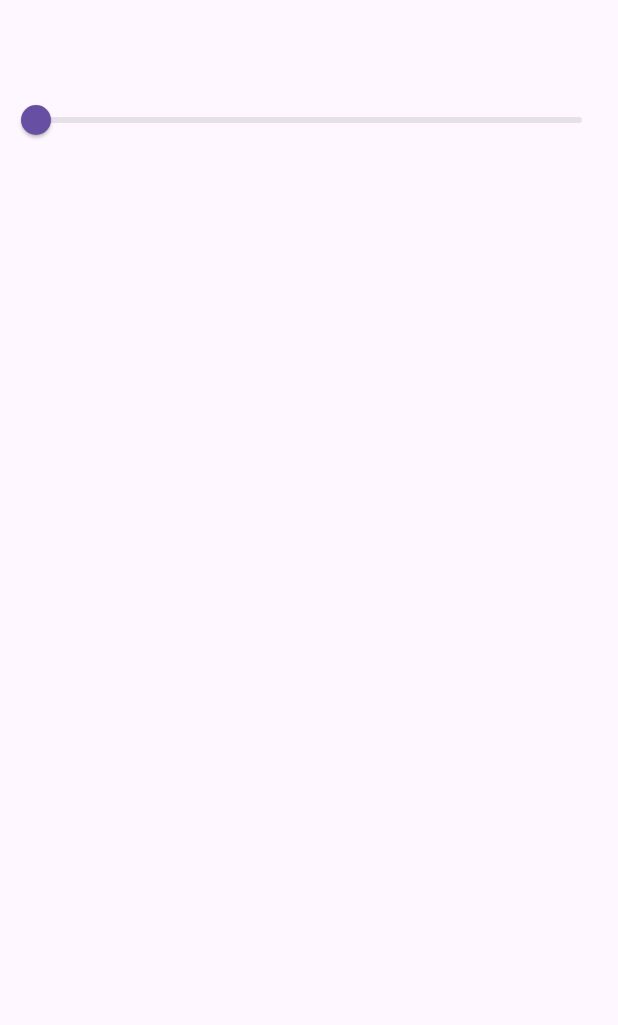
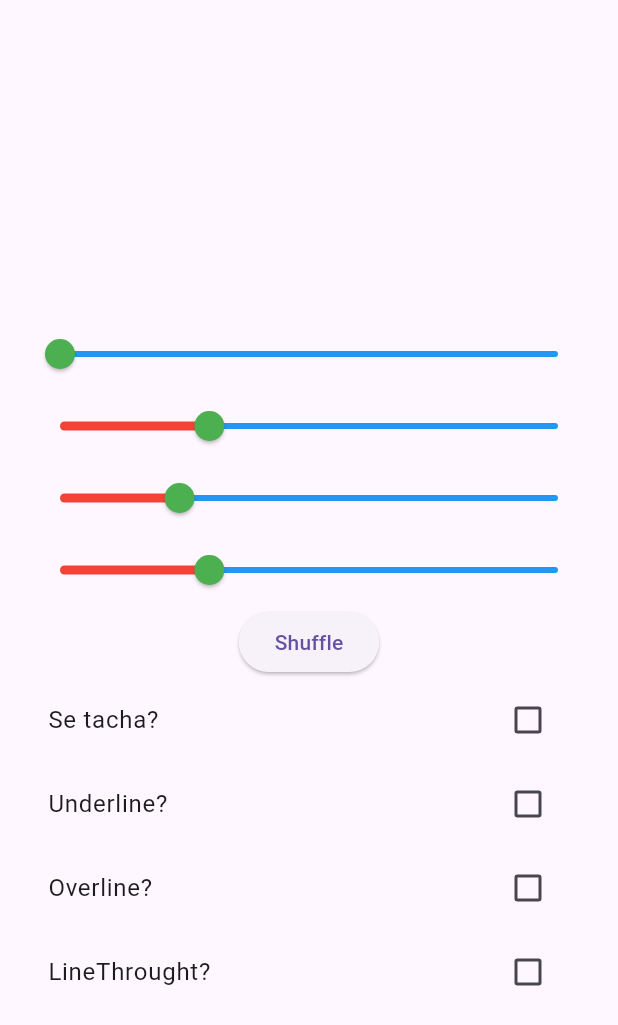
Before and after one commit to dennisqc/FlutterExercises, a Flutter app: the screen it shows after launch, on a phone screen of 412 x 824 dp. Shown: the top 1025 px of the screen. Run offline on Flutter 3.47's test engine with Material 3 defaults, Android fonts, the phone set to English and light mode, and no system bars; missing offline and left inert: dart:ffi.

```diff
--- a/lib/pages/home_page.dart
+++ b/lib/pages/home_page.dart
@@ -1,3 +1,4 @@
+import 'dart:ffi';
 import 'dart:math';
 
 import 'package:flutter/material.dart';
@@ -9,28 +10,122 @@ class HomePage extends StatefulWidget {
 
 class _HomePageState extends State<HomePage> {
   double sliderValue = 0;
-
+  String textLorem =
+      "Lorem ipsum dolor sit amet, consectetur adipiscing elit. Donec sagittis finibus interdum. Donec finibus dapibus est. Aenean sit amet metus massa. Donec eget orci id ligula dignissim scelerisque. Suspendisse vitae efficitur nisl. Mauris tincidunt rutrum enim. Integer elementum nunc pharetra quam pulvinar fringilla. Vestibulum ac ex vestibulum, faucibus purus eu.";
+  double opacityValue = 0;
+  double redColor = 150;
+  double greenColor = 150;
+  double blueColor = 120;
+  bool isUnderline = false;
   @override
   Widget build(BuildContext context) {
     return SafeArea(
       child: Scaffold(
         appBar: AppBar(),
         body: Center(
+          child: Padding(
+            padding: const EdgeInsets.all(16.0),
             child: Column(
               children: [
+                Text(
+                  textLorem,
+                  style: TextStyle(
+                      decoration: isUnderline == true
+                          ? TextDecoration.underline
+                          : TextDecoration.none,
+                      //  decoration: TextDecoration.lineThrough,
+                      color: Color.fromRGBO(redColor.toInt(),
+                          greenColor.toInt(), blueColor.toInt(), opacityValue)),
+                ),
                 Slider(
-                  value: sliderValue,
+                    value: opacityValue,
                     min: 0,
-                  max: 100,
-                  onChanged: (mandarina) {
-                    sliderValue = mandarina;
-                    print(mandarina);
+                    max: 1,
+                    activeColor: Colors.red,
+                    inactiveColor: Colors.blue,
+                    thumbColor: Colors.green,
+                    onChanged: (opacidad) {
+                      opacityValue = opacidad;
+                      print(opacidad);
+                      setState(() {});
+                    }),
+                Slider(
+                    value: redColor,
+                    min: 0,
+                    max: 500,
+                    activeColor: Colors.red,
+                    inactiveColor: Colors.blue,
+                    thumbColor: Colors.green,
+                    onChanged: (red) {
+                      redColor = red;
+                      print(red);
+                      setState(() {});
+                    }),
+                Slider(
+                    value: blueColor,
+                    min: 0,
+                    max: 500,
+                    activeColor: Colors.red,
+                    inactiveColor: Colors.blue,
+                    thumbColor: Colors.green,
+                    onChanged: (blue) {
+                      blueColor = blue;
+                      print(blue);
+                      setState(() {});
+                    }),
+                Slider(
+                    value: greenColor,
+                    min: 0,
+                    max: 500,
+                    activeColor: Colors.red,
+                    inactiveColor: Colors.blue,
+                    thumbColor: Colors.green,
+                    onChanged: (green) {
+                      greenColor = green;
+                      print(green);
+                      setState(() {});
+                    }),
+                ElevatedButton(
+                    onPressed: () {
+                      redColor = Random().nextDouble() * 256;
+                      greenColor = Random().nextDouble() * 256;
+                      blueColor = Random().nextDouble() * 256;
+                      setState(() {});
+                    },
+                    child: Text("Shuffle")),
+                CheckboxListTile(
+                    title: Text("Se tacha?"),
+                    value: isUnderline,
+                    onChanged: (juanito) {
+                      isUnderline = juanito!;
+                      setState(() {});
+                    }),
+                CheckboxListTile(
+                    title: Text("Underline?"),
+                    value: isUnderline,
+                    onChanged: (juanito) {
+                      isUnderline = juanito!;
+                      setState(() {});
+                    }),
+                CheckboxListTile(
+                    title: Text("Overline?"),
+                    value: isUnderline,
+                    onChanged: (juanito) {
+                      isUnderline = juanito!;
+                      setState(() {});
+                    }),
+                CheckboxListTile(
+                    title: Text("LineThrought?"),
+                    value: isUnderline,
+                    onChanged: (juanito) {
+                      isUnderline = juanito!;
                       setState(() {});
                     })
               ],
             ),
           ),
         ),
+      ),
     );
   }
 }
```
Lines whose indentation alone changed are shown as unchanged.
